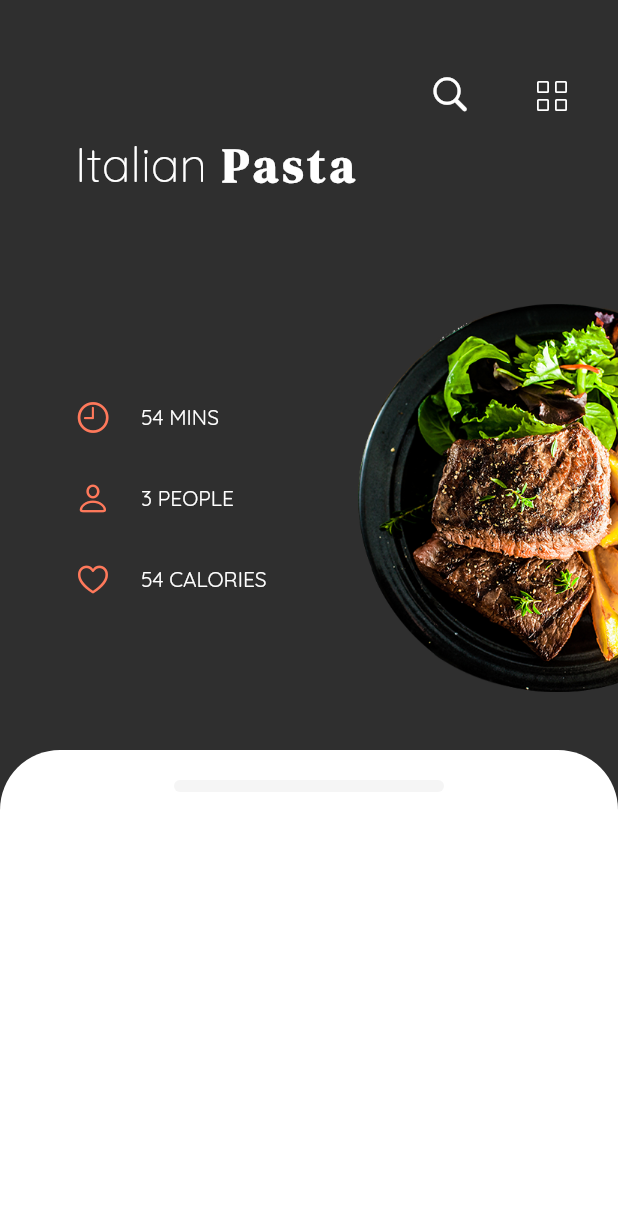
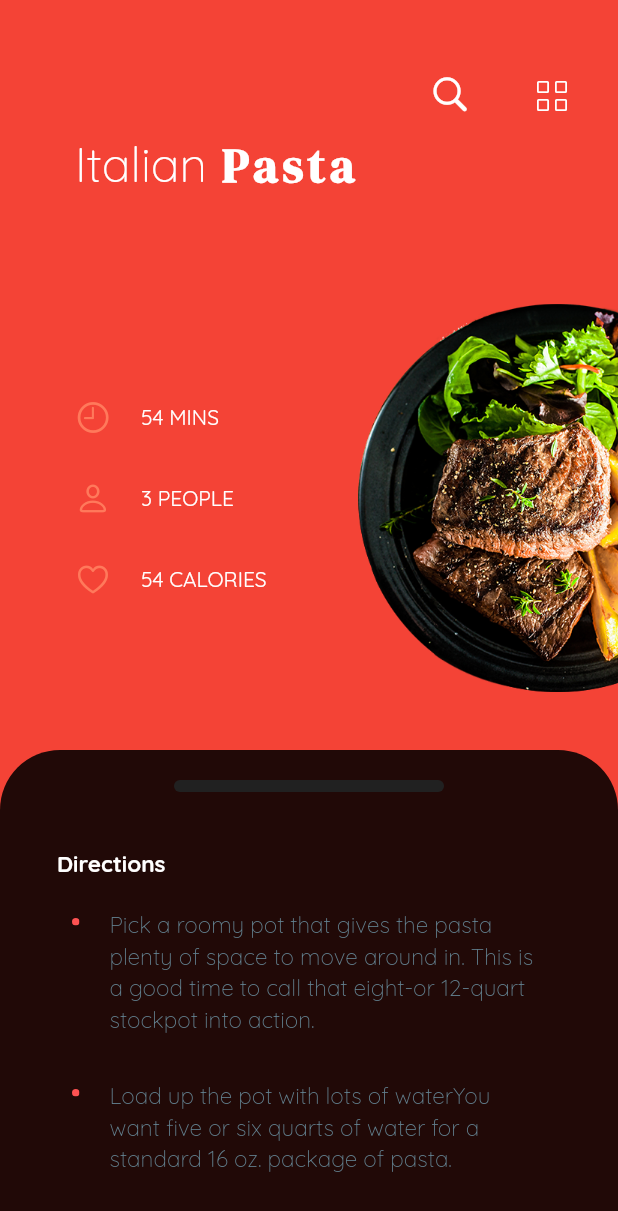
Before and after one commit to Zfinix/UI, a Flutter app: the PageTwo screen opened directly, on a phone screen of 412 x 824 dp. Shown: the top 1211 px of the screen. Run offline on Flutter 3.47's test engine with Material 2 defaults, Android fonts, the phone set to English and light mode, and no system bars; our stand-ins replace google_fonts.

Commit message:
first commit

```diff
--- a/lib/main.dart
+++ b/lib/main.dart
@@ -19,7 +19,7 @@ class MyApp extends StatelessWidget {
           Theme.of(context).textTheme,
         ),
       ),
-      home: PageTwo(),
+      home: MyHomePage(),
     );
   }
 }
@@ -222,7 +222,15 @@ class CardOne extends StatelessWidget {
 
   @override
   Widget build(BuildContext context) {
-    return Stack(
+    return InkResponse(
+      onTap: ()=>
+       Navigator.push(
+          context,
+          MaterialPageRoute(
+            builder: (context) => PageTwo(),
+          ),
+        ),
+      child: Stack(
         children: <Widget>[
           Container(
             margin: EdgeInsets.all(20),
@@ -338,6 +346,7 @@ class CardOne extends StatelessWidget {
             width: screenWidth(context, percent: 0.5),
           )
         ],
+      ),
     );
   }
 }
--- a/lib/pageTwo.dart
+++ b/lib/pageTwo.dart
@@ -16,10 +16,10 @@ class _PageTwoState extends State<PageTwo> {
   @override
   Widget build(BuildContext context) {
     return Scaffold(
-      backgroundColor: Colors.black.withOpacity(0.57),
+      backgroundColor: Colors.black,
       body: Stack(children: <Widget>[
         Container(
-          color: Colors.black.withOpacity(0.57),
+          color: Colors.red,
           child: Column(
             children: <Widget>[
               const YMargin(40),
@@ -165,7 +165,7 @@ class _PageTwoState extends State<PageTwo> {
           margin: EdgeInsets.only(top: 500),
           width: screenWidth(context),
           decoration: BoxDecoration(
-              color: Colors.white,
+              color: Colors.black87,
               borderRadius: BorderRadius.only(
                   topLeft: Radius.circular(40), topRight: Radius.circular(40))),
           child: Column(
@@ -176,8 +176,87 @@ class _PageTwoState extends State<PageTwo> {
                   height: 8,
                   width: 180,
                   decoration: BoxDecoration(
-                      color: Color(0xfff5f5f5),
-                      borderRadius: BorderRadius.circular(10)))
+                      color: Colors.grey.shade900,
+                      borderRadius: BorderRadius.circular(10))),
+              Padding(
+                padding: const EdgeInsets.all(28.0),
+                child: Column(
+                  mainAxisAlignment: MainAxisAlignment.start,
+                  children: <Widget>[
+                    Row(
+                      mainAxisAlignment: MainAxisAlignment.start,
+                      children: <Widget>[
+                        const XMargin(10),
+                        Text('Directions',
+                            style: GoogleFonts.quicksand(
+                              textStyle: TextStyle(
+                                  color: Colors.white,
+                                  fontWeight: FontWeight.w800,
+                                  fontSize: 15),
+                            )),
+                      ],
+                    ),
+                    const YMargin(20),
+                    Row(
+                      mainAxisAlignment: MainAxisAlignment.start,
+                      crossAxisAlignment: CrossAxisAlignment.start,
+                      children: <Widget>[
+                        Padding(
+                          padding: const EdgeInsets.only(
+                              left: 20.0, top: 7, right: 20),
+                          child: ClipRRect(
+                              borderRadius: BorderRadius.circular(10),
+                              child: Container(
+                                height: 5,
+                                width: 5,
+                                color: Colors.redAccent,
+                              )),
+                        ),
+                        Container(
+                          width: screenWidth(context, percent: 0.7),
+                          child: Text(
+                            'Pick a roomy pot that gives the pasta plenty of space to move around in. This is a good time to call that eight-or 12-quart stockpot into action.',
+                            style: TextStyle(
+                                fontWeight: FontWeight.w200,
+                                fontSize: 15,
+                                height: 1.4,
+                                color: Colors.blueGrey.shade500),
+                          ),
+                        ),
+                      ],
+                    ),
+                    YMargin(30),
+                    Row(
+                      mainAxisAlignment: MainAxisAlignment.start,
+                      crossAxisAlignment: CrossAxisAlignment.start,
+                      children: <Widget>[
+                        Padding(
+                          padding: const EdgeInsets.only(
+                              left: 20.0, top: 7, right: 20),
+                          child: ClipRRect(
+                              borderRadius: BorderRadius.circular(10),
+                              child: Container(
+                                height: 5,
+                                width: 5,
+                                color: Colors.redAccent,
+                              )),
+                        ),
+                        Container(
+                          width: screenWidth(context, percent: 0.7),
+                          child: Text(
+                            'Load up the pot with lots of waterYou want five or six quarts of water for a standard 16 oz. package of pasta.',
+                            style: TextStyle(
+                                fontWeight: FontWeight.w200,
+                                fontSize: 15,
+                                height: 1.4,
+                                color: Colors.blueGrey.shade500),
+                          ),
+                        ),
+                      ],
+                    ),
+                  ],
+                ),
+              ),
             ],
           ),
         )
```
Lines whose indentation alone changed are shown as unchanged.
